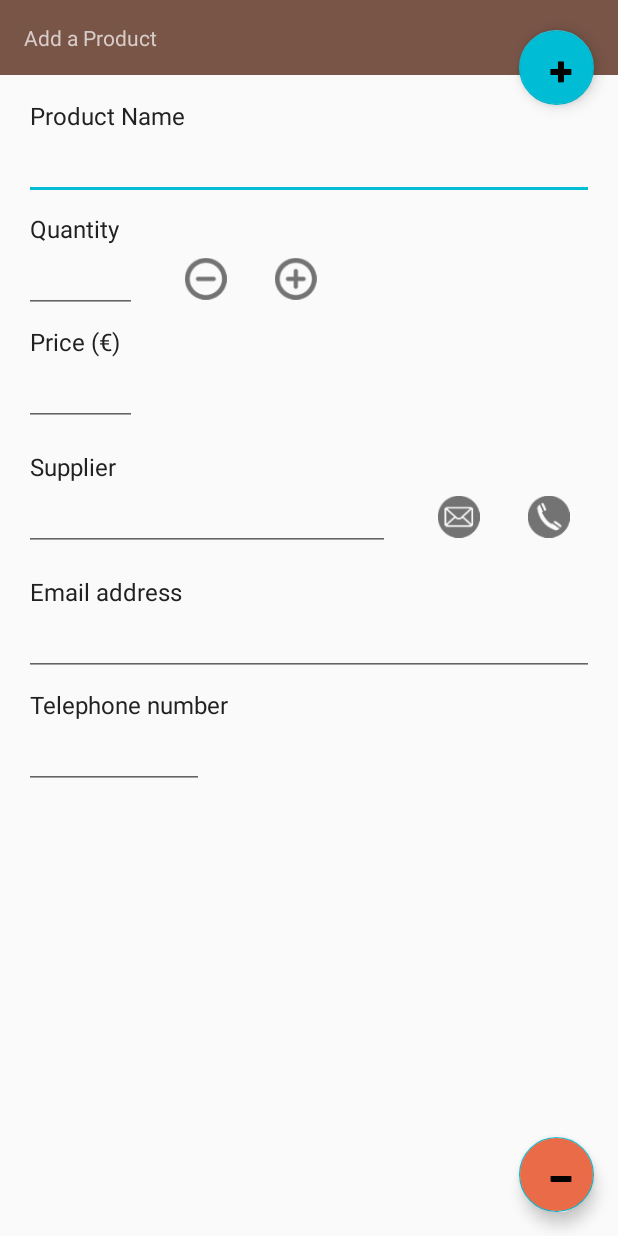
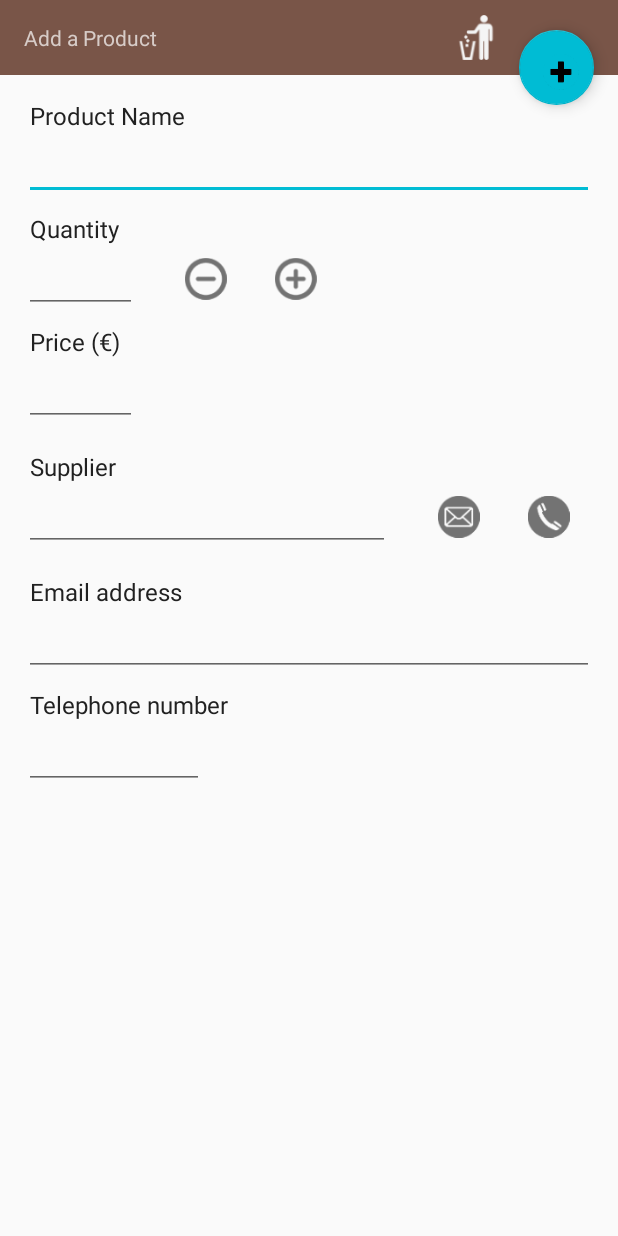
Before and after one commit to Boeblahoebla/InventoryApp, an Android app: the layout activity_details.xml on its own in the app's theme, with its tools: preview values and no code run, on a phone screen of 412 x 824 dp. Run offline under Robolectric (Android 15) with nearby library versions, the phone set to English and light mode, and no system bars.

Commit message:
Changed delete fab to a trash icon

```diff
--- a/app/src/main/res/layout/activity_details.xml
+++ b/app/src/main/res/layout/activity_details.xml
@@ -5,9 +5,16 @@
     android:layout_height="match_parent"
     tools:context="com.example.android.inventoryapp.UI.DetailsActivity">
 
+    <LinearLayout
+        android:id="@+id/headerDetails"
+        android:layout_width="match_parent"
+        android:layout_height="50dp"
+        android:orientation="horizontal"
+        android:background="@color/colorPrimary">
+
         <TextView
             android:id="@+id/activityLabel"
-        android:layout_width="match_parent"
+            android:layout_width="150dp"
             android:layout_height="50dp"
             android:background="@color/colorPrimary"
             android:gravity="center_vertical"
@@ -16,10 +23,26 @@
             android:textAlignment="gravity"
             android:textColor="@color/colorPrimaryLight" />
 
+        <Space
+            android:layout_width="0dp"
+            android:layout_height="match_parent"
+            android:layout_weight="1"/>
+
+        <ImageView
+            android:id="@+id/ic_trash"
+            android:layout_width="30dp"
+            android:layout_height="30dp"
+            android:layout_marginLeft="50dp"
+            android:src="@drawable/ic_trash"
+            android:layout_gravity="center_vertical"
+            android:layout_marginRight="80dp"/>
+
+    </LinearLayout>
+
     <ScrollView
         android:layout_width="match_parent"
         android:layout_height="match_parent"
-        android:layout_below="@id/activityLabel"
+        android:layout_below="@id/headerDetails"
         android:orientation="vertical">
 
         <LinearLayout
@@ -198,16 +221,4 @@
         android:layout_marginRight="@dimen/std16dp"
         android:layout_marginTop="20dp"
         android:src="@drawable/ic_add_button" />
-
-    <android.support.design.widget.FloatingActionButton
-        android:id="@+id/fabDelete"
-        android:layout_width="@dimen/fabSize"
-        android:layout_height="@dimen/fabSize"
-        android:layout_alignParentBottom="true"
-        android:layout_alignParentRight="true"
-        android:layout_marginBottom="@dimen/std16dp"
-        android:layout_marginRight="@dimen/std16dp"
-        android:layout_marginTop="25dp"
-        android:backgroundTint="#ea6b48"
-        android:src="@drawable/ic_delete_button" />
 </RelativeLayout>
```
Also changed, not shown: app/src/main/java/com/example/android/inventoryapp/UI/DetailsActivity.java (+13 -13 lines), app/src/main/res/drawable-hdpi/ic_trash.png (added), app/src/main/res/drawable-mdpi/ic_trash.png (added), app/src/main/res/drawable-xhdpi/ic_trash.png (added), app/src/main/res/drawable-xxhdpi/ic_trash.png (added), app/src/main/res/drawable-xxxhdpi/ic_trash.png (added). Lines whose indentation alone changed are shown as unchanged.
